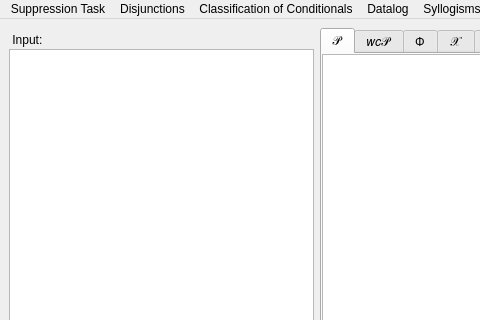
Before: the Qt Designer form ui/main.ui in theShirNick/WCS, drawn with Qt 5; both pictures show x 0 to 480 and y 0 to 320 of the 818 by 581 pixel window.
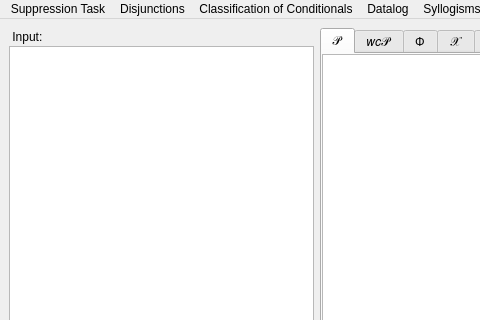
After: the same form once the commit is applied.

The edit to the form file:
```diff
--- a/ui/main.ui
+++ b/ui/main.ui
@@ -51,7 +51,7 @@
     <item>
      <layout class="QGridLayout" name="gridLayout">
       <property name="topMargin">
-       <number>5</number>
+       <number>2</number>
       </property>
       <property name="horizontalSpacing">
        <number>1</number>
```
